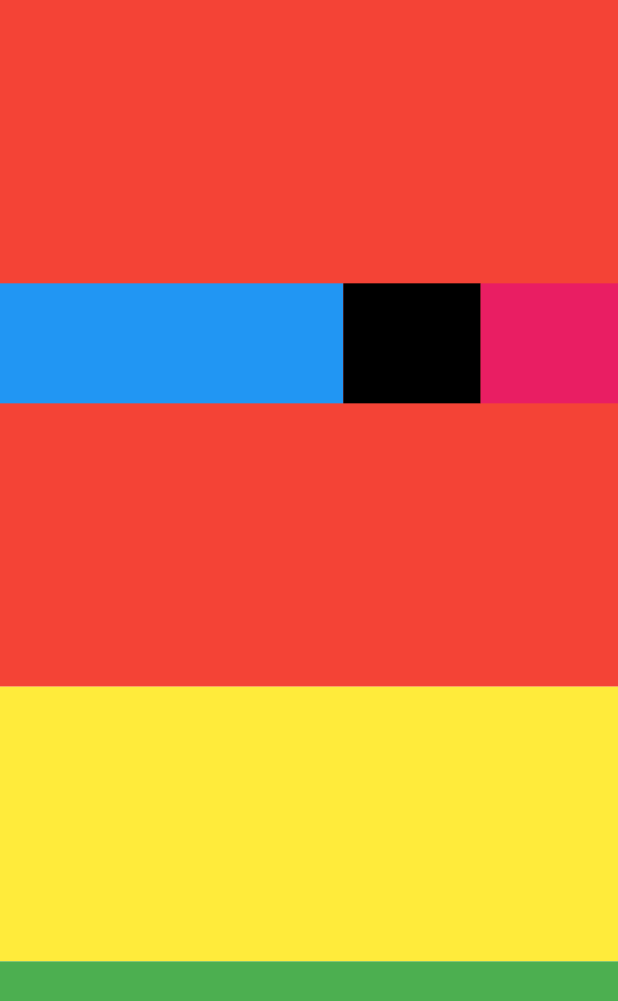
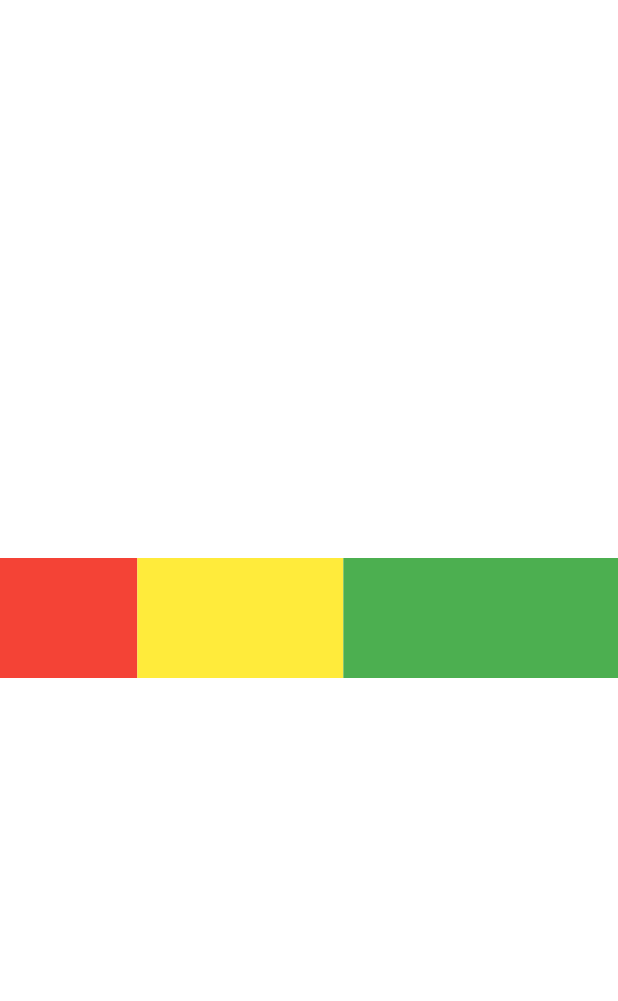
Before and after one commit to ddasdkimo/flutter_practice, a Flutter app: the screen it shows after launch, on a phone screen of 412 x 824 dp. Shown: the top 1001 px of the screen. Run offline on Flutter 3.47's test engine with Material 2 defaults, Android fonts, the phone set to English and light mode, and no system bars.

Commit message:
Flexible

```diff
--- a/lib/main.dart
+++ b/lib/main.dart
@@ -4,6 +4,7 @@ import 'package:flutter_practice/page/center_test.dart';
 import 'package:flutter_practice/page/column_test.dart';
 import 'package:flutter_practice/page/container_test.dart';
 import 'package:flutter_practice/page/expanded_test.dart';
+import 'package:flutter_practice/page/flexible_test.dart';
 import 'package:flutter_practice/page/padding_test.dart';
 import 'package:flutter_practice/page/row_test.dart';
 import 'package:flutter_practice/page/sizedbox_test.dart';
@@ -28,7 +29,8 @@ class MyApp extends StatelessWidget {
       // home: AlignTest(),
       // home: PaddingTest(),
       // home: SizedboxTest(),
-      home: ExpandedTest(),
+      // home: ExpandedTest(),
+      home: FlexibleTest(),
     );
   }
 }
--- /dev/null
+++ b/lib/page/flexible_test.dart
@@ -0,0 +1,41 @@
+import 'package:flutter/cupertino.dart';
+import 'package:flutter/material.dart';
+
+class FlexibleTest extends StatelessWidget {
+  const FlexibleTest({Key key}) : super(key: key);
+
+  @override
+  Widget build(BuildContext context) {
+    return Row(
+      mainAxisAlignment: MainAxisAlignment.center,
+      mainAxisSize: MainAxisSize.max,
+      crossAxisAlignment: CrossAxisAlignment.center,
+      children: <Widget>[
+        Flexible(
+          child: Container(
+            color: Colors.red,
+            height: 80,
+            width: 800,
+          ),
+          flex: 2,
+        ),
+        Flexible(
+          child: Container(
+            color: Colors.yellow,
+            height: 80,
+            width: 800,
+          ),
+          flex: 3,
+        ),
+        Flexible(
+          child: Container(
+            color: Colors.green,
+            height: 80,
+            width: 800,
+          ),
+          flex: 4,
+        ),
+      ],
+    );
+  }
+}
```
